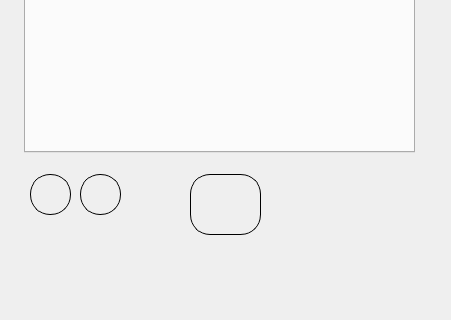
Above: mainwindow.ui from dpogue/CommAudio before the change; both pictures show x 0 to 451 and y 386 to 706 of the 451 by 706 pixel window. Below: the same form after it.
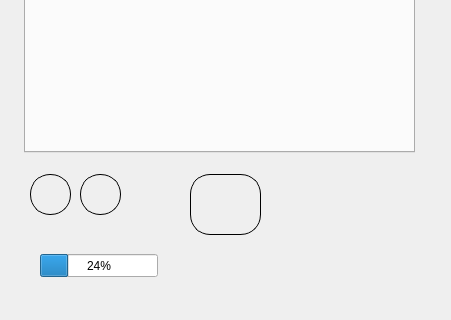
That is the form after the change. The open tabs and pages were chosen to show the change. Icons and pictures are not drawn.

Commit message: added progress bar, will make pretty next

The edit to the form file:
```diff
--- a/mainwindow.ui
+++ b/mainwindow.ui
@@ -340,7 +340,19 @@
      </size>
     </property>
    </widget>
-   <zorder>previousPushButton</zorder>
+   <widget class="QProgressBar" name="downloadProgressBar">
+    <property name="geometry">
+     <rect>
+      <x>40</x>
+      <y>640</y>
+      <width>118</width>
+      <height>23</height>
+     </rect>
+    </property>
+    <property name="value">
+     <number>24</number>
+    </property>
+   </widget>
    <zorder>nextPushButton</zorder>
    <zorder>chatPushButton</zorder>
    <zorder>verticalLayoutWidget</zorder>
```
Left out of the diff: 6 changed lines with no effect on the pictures. The commit also changes 3 other files.
